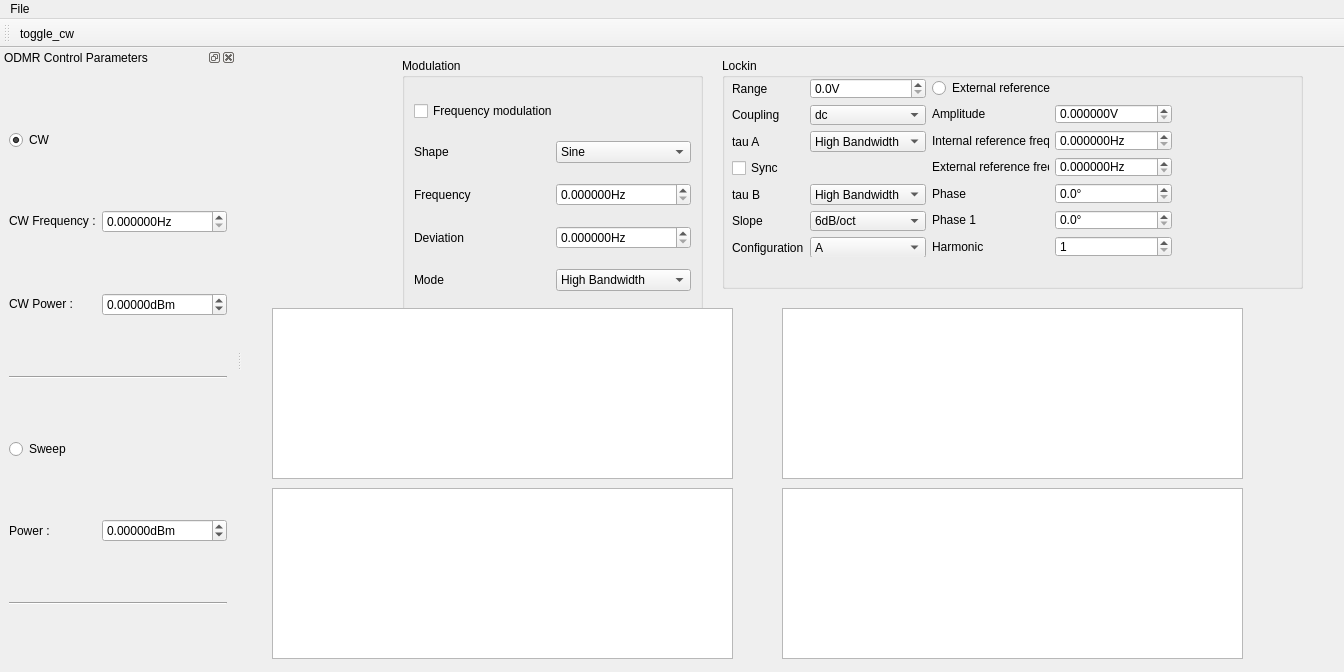
The window that gui/EPRoC/test_ui_2.ui (gianlucamarcozzi/EPRoC_Qudi) describes before a commit, drawn with Qt 5.
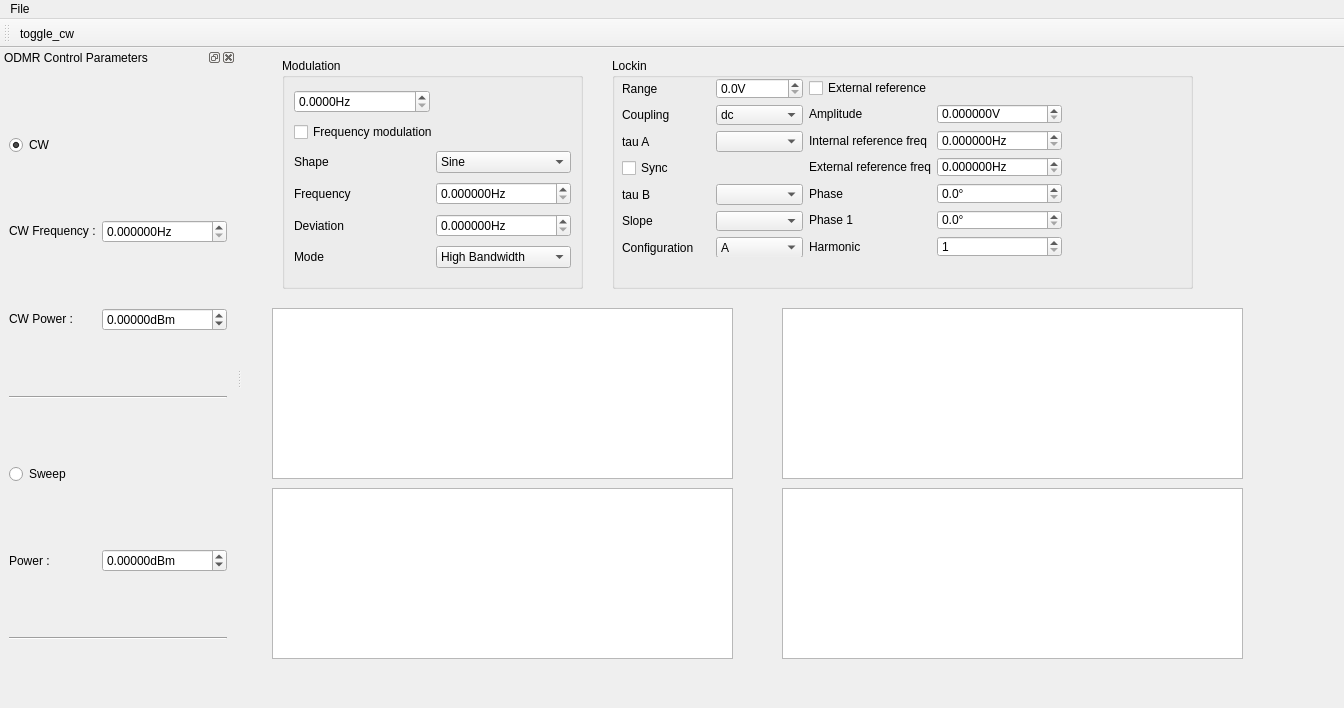
The same window after the commit. Icons and pictures are not drawn. Custom widgets are drawn as their Qt base class.

Commit message: Start filling comboBox of tau

Patch:
```diff
--- a/gui/EPRoC/test_ui_2.ui
+++ b/gui/EPRoC/test_ui_2.ui
@@ -7,7 +7,7 @@
     <x>0</x>
     <y>0</y>
     <width>1344</width>
-    <height>672</height>
+    <height>708</height>
    </rect>
   </property>
   <property name="windowTitle">
@@ -17,38 +17,74 @@
    <widget class="QGroupBox" name="modulation_groupBox">
     <property name="geometry">
      <rect>
-      <x>160</x>
+      <x>40</x>
       <y>10</y>
       <width>301</width>
-      <height>261</height>
+      <height>231</height>
      </rect>
     </property>
     <property name="title">
      <string>Modulation</string>
     </property>
     <layout class="QGridLayout" name="gridLayout">
-     <item row="0" column="0" colspan="2">
+     <item row="2" column="0">
+      <widget class="QLabel" name="label_14">
+       <property name="text">
+        <string>Shape</string>
+       </property>
+      </widget>
+     </item>
+     <item row="3" column="1">
+      <widget class="ScienDSpinBox" name="source_frequency_DoubleSpinBox">
+       <property name="sizePolicy">
+        <sizepolicy hsizetype="Minimum" vsizetype="Fixed">
+         <horstretch>0</horstretch>
+         <verstretch>0</verstretch>
+        </sizepolicy>
+       </property>
+       <property name="suffix">
+        <string>Hz</string>
+       </property>
+       <property name="decimals">
+        <number>6</number>
+       </property>
+       <property name="maximum">
+        <double>1000000000.000000000000000</double>
+       </property>
+       <property name="singleStep">
+        <double>0.010000000000000</double>
+       </property>
+      </widget>
+     </item>
+     <item row="1" column="0" colspan="2">
       <widget class="QCheckBox" name="fm_on_off_checkBox">
        <property name="text">
         <string>Frequency modulation</string>
        </property>
       </widget>
      </item>
-     <item row="2" column="0">
+     <item row="5" column="0">
+      <widget class="QLabel" name="label_8">
+       <property name="text">
+        <string>Mode</string>
+       </property>
+      </widget>
+     </item>
+     <item row="3" column="0">
       <widget class="QLabel" name="label_15">
        <property name="text">
         <string>Frequency</string>
        </property>
       </widget>
      </item>
-     <item row="3" column="0">
+     <item row="4" column="0">
       <widget class="QLabel" name="label_5">
        <property name="text">
         <string>Deviation</string>
        </property>
       </widget>
      </item>
-     <item row="1" column="1">
+     <item row="2" column="1">
       <widget class="QComboBox" name="source_shape_comboBox">
        <item>
         <property name="text">
@@ -77,65 +113,7 @@
        </item>
       </widget>
      </item>
-     <item row="4" column="0">
-      <widget class="QLabel" name="label_8">
-       <property name="text">
-        <string>Mode</string>
-       </property>
-      </widget>
-     </item>
-     <item row="1" column="0">
-      <widget class="QLabel" name="label_14">
-       <property name="text">
-        <string>Shape</string>
-       </property>
-      </widget>
-     </item>
-     <item row="3" column="1">
-      <widget class="ScienDSpinBox" name="mod_dev_frequency_DoubleSpinBox">
-       <property name="sizePolicy">
-        <sizepolicy hsizetype="Minimum" vsizetype="Fixed">
-         <horstretch>0</horstretch>
-         <verstretch>0</verstretch>
-        </sizepolicy>
-       </property>
-       <property name="suffix">
-        <string>Hz</string>
-       </property>
-       <property name="decimals">
-        <number>6</number>
-       </property>
-       <property name="maximum">
-        <double>1000000000.000000000000000</double>
-       </property>
-       <property name="singleStep">
-        <double>0.010000000000000</double>
-       </property>
-      </widget>
-     </item>
-     <item row="2" column="1">
-      <widget class="ScienDSpinBox" name="source_frequency_DoubleSpinBox">
-       <property name="sizePolicy">
-        <sizepolicy hsizetype="Minimum" vsizetype="Fixed">
-         <horstretch>0</horstretch>
-         <verstretch>0</verstretch>
-        </sizepolicy>
-       </property>
-       <property name="suffix">
-        <string>Hz</string>
-       </property>
-       <property name="decimals">
-        <number>6</number>
-       </property>
-       <property name="maximum">
-        <double>1000000000.000000000000000</double>
-       </property>
-       <property name="singleStep">
-        <double>0.010000000000000</double>
-       </property>
-      </widget>
-     </item>
-     <item row="4" column="1">
+     <item row="5" column="1">
       <widget class="QComboBox" name="mod_mode_comboBox">
        <item>
         <property name="text">
@@ -149,12 +127,44 @@
        </item>
       </widget>
      </item>
+     <item row="4" column="1">
+      <widget class="ScienDSpinBox" name="mod_dev_frequency_DoubleSpinBox">
+       <property name="sizePolicy">
+        <sizepolicy hsizetype="Minimum" vsizetype="Fixed">
+         <horstretch>0</horstretch>
+         <verstretch>0</verstretch>
+        </sizepolicy>
+       </property>
+       <property name="suffix">
+        <string>Hz</string>
+       </property>
+       <property name="decimals">
+        <number>6</number>
+       </property>
+       <property name="maximum">
+        <double>1000000000.000000000000000</double>
+       </property>
+       <property name="singleStep">
+        <double>0.010000000000000</double>
+       </property>
+      </widget>
+     </item>
+     <item row="0" column="0">
+      <widget class="QDoubleSpinBox" name="doubleSpinBox">
+       <property name="suffix">
+        <string>Hz</string>
+       </property>
+       <property name="decimals">
+        <number>4</number>
+       </property>
+      </widget>
+     </item>
     </layout>
    </widget>
    <widget class="QGroupBox" name="lockin_groupBox">
     <property name="geometry">
      <rect>
-      <x>480</x>
+      <x>370</x>
       <y>10</y>
       <width>581</width>
       <height>231</height>
@@ -163,7 +173,7 @@
     <property name="title">
      <string>Lockin</string>
     </property>
-    <widget class="QWidget" name="">
+    <widget class="QWidget" name="layoutWidget">
      <property name="geometry">
       <rect>
        <x>10</x>
@@ -176,23 +186,7 @@
       <item>
        <layout class="QGridLayout" name="gridLayout_4">
         <item row="5" column="1">
-         <widget class="QComboBox" name="lockin_slope_comboBox">
-          <item>
-           <property name="text">
-            <string>6dB/oct</string>
-           </property>
-          </item>
-          <item>
-           <property name="text">
-            <string>12dB/oct</string>
-           </property>
-          </item>
-          <item>
-           <property name="text">
-            <string>24dB/oct</string>
-           </property>
-          </item>
-         </widget>
+         <widget class="QComboBox" name="lockin_slope_comboBox"/>
         </item>
         <item row="1" column="0">
          <widget class="QLabel" name="label_9">
@@ -224,18 +218,7 @@
          </widget>
         </item>
         <item row="2" column="1">
-         <widget class="QComboBox" name="lockin_taua_comboBox">
-          <item>
-           <property name="text">
-            <string>High Bandwidth</string>
-           </property>
-          </item>
-          <item>
-           <property name="text">
-            <string>Low Noise</string>
-           </property>
-          </item>
-         </widget>
+         <widget class="QComboBox" name="lockin_taua_comboBox"/>
         </item>
         <item row="1" column="1">
          <widget class="QComboBox" name="lockin_acdc_coupling_comboBox">
@@ -273,18 +256,7 @@
          </widget>
         </item>
         <item row="4" column="1">
-         <widget class="QComboBox" name="lockin_taub_comboBox">
-          <item>
-           <property name="text">
-            <string>High Bandwidth</string>
-           </property>
-          </item>
-          <item>
-           <property name="text">
-            <string>Low Noise</string>
-           </property>
-          </item>
-         </widget>
+         <widget class="QComboBox" name="lockin_taub_comboBox"/>
         </item>
         <item row="5" column="0">
          <widget class="QLabel" name="label_11">
@@ -420,7 +392,7 @@
         <item row="0" column="0" colspan="2">
          <layout class="QHBoxLayout" name="horizontalLayout">
           <item>
-           <widget class="QRadioButton" name="external_reference_radioButton">
+           <widget class="QCheckBox" name="external_reference_checkBox">
             <property name="text">
              <string>External reference</string>
             </property>
```
Left out of the diff: 138 changed lines with no effect on the pictures. The commit also changes 3 other files.
